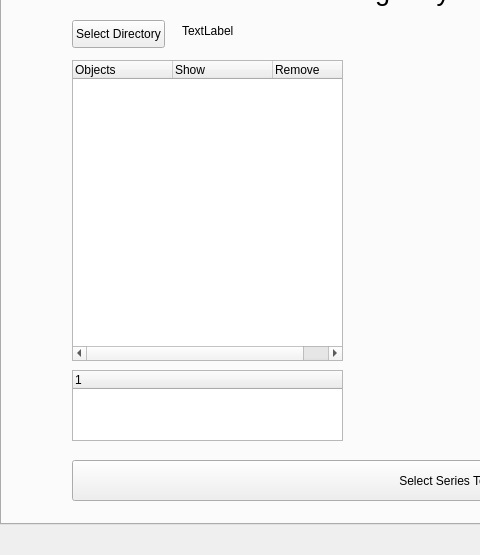
This is QT_GUI/offline_analysis_main_widget.ui in ZiDa20/Biophysical_Essentials as Qt 5 draws it before an edit; both pictures show x 0 to 480 and y 96 to 651 of the 961 by 651 pixel window. The edited form follows.
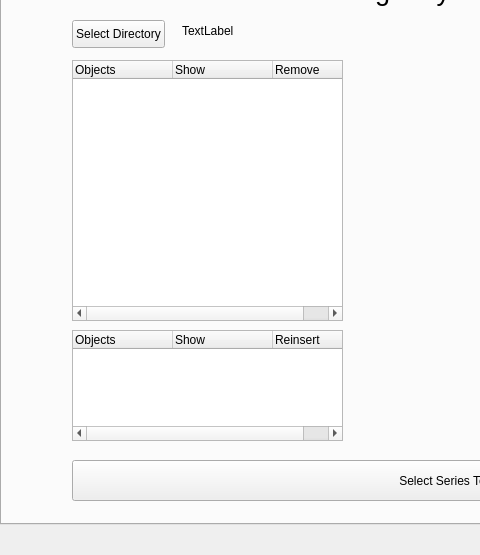
This is the edited form.

The edit to the form file:
```diff
--- a/QT_GUI/offline_analysis_main_widget.ui
+++ b/QT_GUI/offline_analysis_main_widget.ui
@@ -181,7 +181,7 @@
          <x>70</x>
          <y>130</y>
          <width>271</width>
-         <height>301</height>
+         <height>261</height>
         </rect>
        </property>
        <column>
@@ -204,14 +204,24 @@
        <property name="geometry">
         <rect>
          <x>70</x>
-         <y>440</y>
+         <y>400</y>
          <width>271</width>
-         <height>71</height>
+         <height>111</height>
         </rect>
        </property>
        <column>
         <property name="text">
-         <string notr="true">1</string>
+         <string notr="true">Objects</string>
+        </property>
+       </column>
+       <column>
+        <property name="text">
+         <string>Show</string>
+        </property>
+       </column>
+       <column>
+        <property name="text">
+         <string>Reinsert</string>
         </property>
        </column>
       </widget>
```
